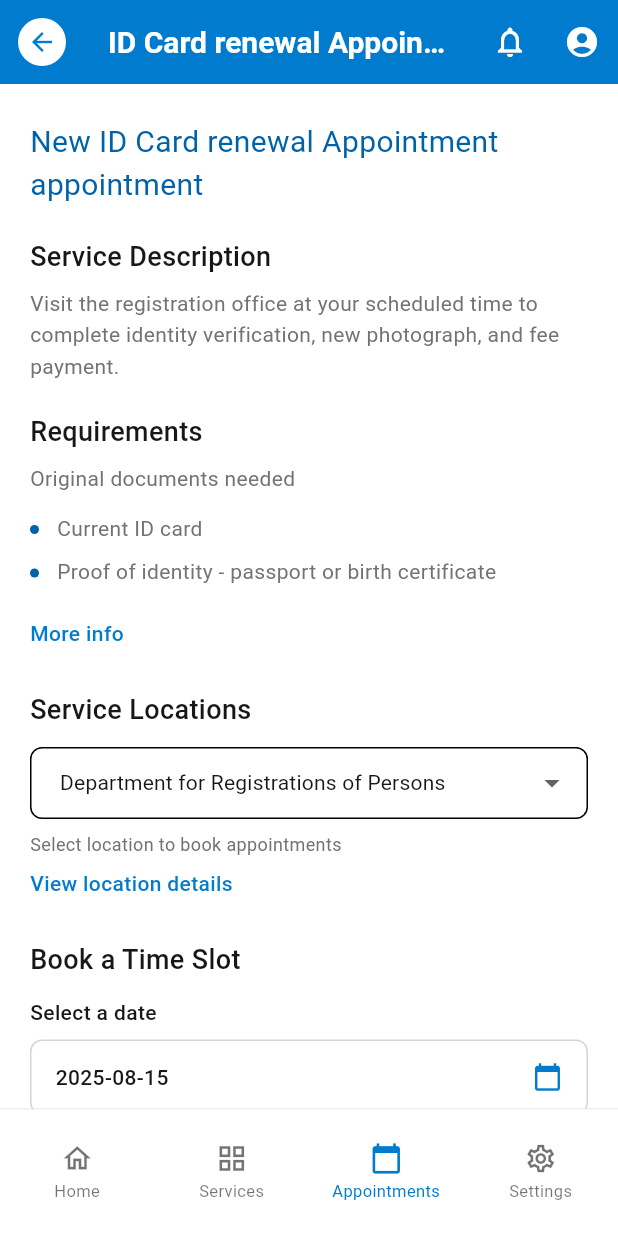
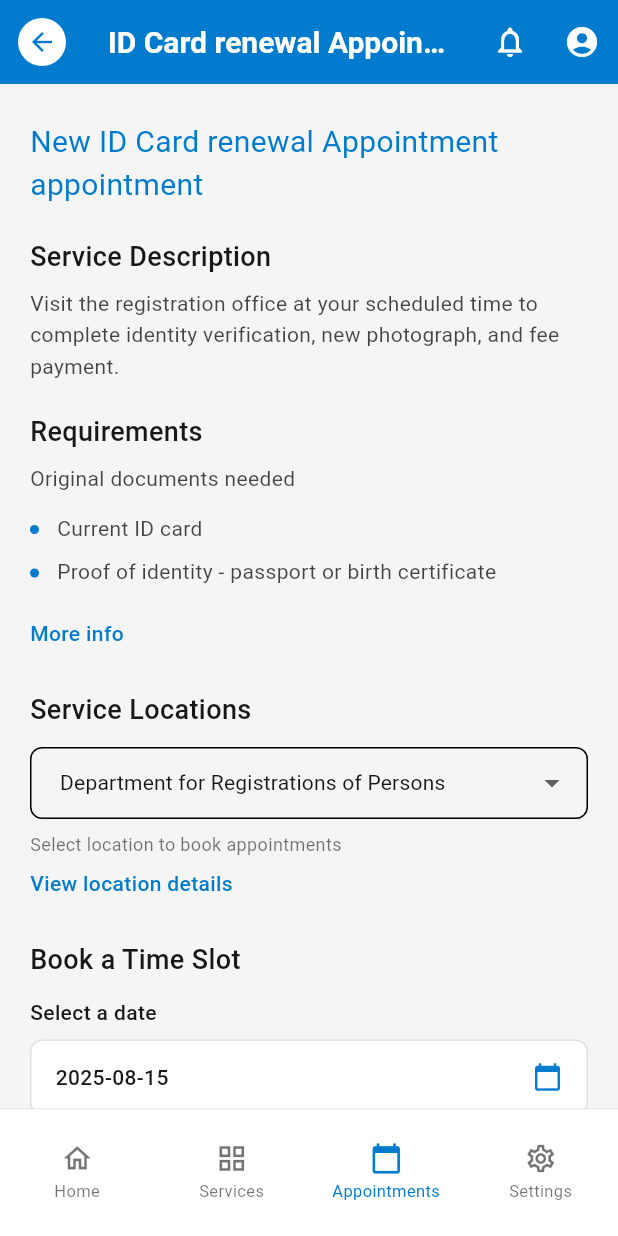
Before and after one commit to TeamSudoForge/SudoForge_GovConnect, a Flutter app: the AppointmentUpdateScreen screen opened by its route, on a phone screen of 412 x 824 dp. Run offline on Flutter 3.47's test engine with Material 3 defaults, Android fonts, the phone set to English and light mode, and no system bars; our stand-ins replace dio, flutter_map, flutter_remix, flutter_secure_storage, go_router, image_picker and 5 more; missing offline and left inert: mobile_scanner, passkeys, passkeys_platform_interface; accounts and stored records are empty; network calls fail.

Commit message:
feat: update UI to use theme colors in appointment details and update screens

```diff
--- a/frontend/lib/src/presentation/screens/appointment_update_screen.dart
+++ b/frontend/lib/src/presentation/screens/appointment_update_screen.dart
@@ -1,6 +1,5 @@
 import 'package:flutter/material.dart';
 import 'package:gov_connect/src/presentation/widgets/common_app_bar.dart';
-import '../../core/theme/theme_config.dart';
 import '../../core/theme/text_style_helper.dart';
 import '../../core/models/appointment_models.dart';
 import '../widgets/bottom_navigation_widget.dart';
@@ -68,8 +67,9 @@ class _AppointmentUpdateScreenState extends State<AppointmentUpdateScreen> {
   @override
   Widget build(BuildContext context) {
     final styles = TextStyleHelper.instance;
+    final theme = Theme.of(context);
     return Scaffold(
-      backgroundColor: AppColors.whiteCustom,
+      backgroundColor: theme.scaffoldBackgroundColor,
       appBar: CommonAppBar(
         title: widget.appointment.serviceTitle.replaceAll('\n', ' '),
         showNotifications: true,
@@ -83,22 +83,38 @@ class _AppointmentUpdateScreenState extends State<AppointmentUpdateScreen> {
             Text(
               "New ${widget.appointment.serviceTitle.replaceAll('\n', ' ')} appointment",
               style: styles.headline20Regular.copyWith(
-                color: AppColors.colorFF0062,
+                color: theme.primaryColor,
               ),
             ),
             const SizedBox(height: 20),
-            Text('Service Description', style: styles.title18Medium),
+            Text(
+              'Service Description',
+              style: styles.title18Medium.copyWith(
+                color: theme.colorScheme.onSurface,
+              ),
+            ),
             const SizedBox(height: 8),
             Text(
               widget.appointment.serviceDescription,
-              style: styles.body14.copyWith(height: 1.5),
+              style: styles.body14.copyWith(
+                height: 1.5,
+                color: theme.colorScheme.onSurface.withOpacity(0.8),
+              ),
             ),
             const SizedBox(height: 20),
-            Text('Requirements', style: styles.title18Medium),
+            Text(
+              'Requirements',
+              style: styles.title18Medium.copyWith(
+                color: theme.colorScheme.onSurface,
+              ),
+            ),
             const SizedBox(height: 8),
             Text(
               'Original documents needed',
-              style: styles.body14.copyWith(height: 1.5),
+              style: styles.body14.copyWith(
+                height: 1.5,
+                color: theme.colorScheme.onSurface.withOpacity(0.8),
+              ),
             ),
             const SizedBox(height: 12),
             ...widget.appointment.requiredDocuments.map(
@@ -111,8 +127,8 @@ class _AppointmentUpdateScreenState extends State<AppointmentUpdateScreen> {
                       margin: const EdgeInsets.only(top: 8),
                       width: 6,
                       height: 6,
-                      decoration: const BoxDecoration(
-                        color: AppColors.colorFF0062,
+                      decoration: BoxDecoration(
+                        color: theme.primaryColor,
                         shape: BoxShape.circle,
                       ),
                     ),
@@ -120,7 +136,10 @@ class _AppointmentUpdateScreenState extends State<AppointmentUpdateScreen> {
                     Expanded(
                       child: Text(
                         document,
-                        style: styles.body14.copyWith(height: 1.5),
+                        style: styles.body14.copyWith(
+                          height: 1.5,
+                          color: theme.colorScheme.onSurface.withOpacity(0.8),
+                        ),
                       ),
                     ),
                   ],
@@ -132,13 +151,16 @@ class _AppointmentUpdateScreenState extends State<AppointmentUpdateScreen> {
               onTap: () {},
               child: Text(
                 'More info',
-                style: styles.body14Medium.copyWith(
-                  color: AppColors.colorFF007B,
-                ),
+                style: styles.body14Medium.copyWith(color: theme.primaryColor),
               ),
             ),
             const SizedBox(height: 28),
-            Text('Service Locations', style: styles.title18Medium),
+            Text(
+              'Service Locations',
+              style: styles.title18Medium.copyWith(
+                color: theme.colorScheme.onSurface,
+              ),
+            ),
             const SizedBox(height: 12),
             DropdownButtonFormField<String>(
               value: locations.contains(selectedLocation)
@@ -162,7 +184,10 @@ class _AppointmentUpdateScreenState extends State<AppointmentUpdateScreen> {
               decoration: InputDecoration(
                 border: OutlineInputBorder(
                   borderRadius: BorderRadius.circular(8),
-                  borderSide: const BorderSide(color: AppColors.colorFFD4D4),
+                  borderSide: BorderSide(
+                    color:
+                        theme.dividerTheme.color ?? theme.colorScheme.outline,
+                  ),
                 ),
                 contentPadding: const EdgeInsets.symmetric(
                   horizontal: 16,
@@ -173,31 +198,44 @@ class _AppointmentUpdateScreenState extends State<AppointmentUpdateScreen> {
             const SizedBox(height: 8),
             Text(
               'Select location to book appointments',
-              style: styles.body12.copyWith(color: AppColors.colorFF7373),
+              style: styles.body12.copyWith(
+                color: theme.colorScheme.onSurface.withOpacity(0.6),
+              ),
             ),
             const SizedBox(height: 8),
             GestureDetector(
               onTap: () {},
               child: Text(
                 'View location details',
-                style: styles.body14Medium.copyWith(
-                  color: AppColors.colorFF007B,
-                ),
+                style: styles.body14Medium.copyWith(color: theme.primaryColor),
               ),
             ),
             const SizedBox(height: 28),
-            Text('Book a Time Slot', style: styles.title18Medium),
+            Text(
+              'Book a Time Slot',
+              style: styles.title18Medium.copyWith(
+                color: theme.colorScheme.onSurface,
+              ),
+            ),
             const SizedBox(height: 12),
-            Text('Select a date', style: styles.body14Medium),
+            Text(
+              'Select a date',
+              style: styles.body14Medium.copyWith(
+                color: theme.colorScheme.onSurface,
+              ),
+            ),
             const SizedBox(height: 8),
             GestureDetector(
               onTap: _pickDate,
               child: Container(
                 height: 50,
                 decoration: BoxDecoration(
-                  border: Border.all(color: AppColors.colorFFD4D4),
+                  border: Border.all(
+                    color:
+                        theme.dividerTheme.color ?? theme.colorScheme.outline,
+                  ),
                   borderRadius: BorderRadius.circular(8),
-                  color: AppColors.whiteCustom,
+                  color: theme.colorScheme.surface,
                 ),
                 alignment: Alignment.centerLeft,
                 padding: const EdgeInsets.symmetric(horizontal: 16),
@@ -206,19 +244,26 @@ class _AppointmentUpdateScreenState extends State<AppointmentUpdateScreen> {
                   children: [
                     Text(
                       "${selectedDate.year}-${selectedDate.month.toString().padLeft(2, '0')}-${selectedDate.day.toString().padLeft(2, '0')}",
-                      style: styles.body14Medium,
+                      style: styles.body14Medium.copyWith(
+                        color: theme.colorScheme.onSurface,
+                      ),
                     ),
-                    const Icon(
+                    Icon(
                       Icons.calendar_today,
                       size: 20,
-                      color: AppColors.colorFF007B,
+                      color: theme.primaryColor,
                     ),
                   ],
                 ),
               ),
             ),
             const SizedBox(height: 20),
-            Text('Select a time slot', style: styles.body14Medium),
+            Text(
+              'Select a time slot',
+              style: styles.body14Medium.copyWith(
+                color: theme.colorScheme.onSurface,
+              ),
+            ),
             const SizedBox(height: 12),
             Wrap(
               spacing: 12,
@@ -239,20 +284,21 @@ class _AppointmentUpdateScreenState extends State<AppointmentUpdateScreen> {
                     decoration: BoxDecoration(
                       border: Border.all(
                         color: isSelected
-                            ? AppColors.colorFF007B
-                            : AppColors.colorFFD4D4,
+                            ? theme.primaryColor
+                            : (theme.dividerTheme.color ??
+                                  theme.colorScheme.outline),
                       ),
                       color: isSelected
-                          ? AppColors.colorFF007B.withOpacity(0.08)
-                          : AppColors.whiteCustom,
+                          ? theme.primaryColor.withOpacity(0.08)
+                          : theme.colorScheme.surface,
                       borderRadius: BorderRadius.circular(8),
                     ),
                     child: Text(
                       slot,
                       style: styles.body14Medium.copyWith(
                         color: isSelected
-                            ? AppColors.colorFF007B
-                            : AppColors.colorFF0062,
+                            ? theme.primaryColor
+                            : theme.colorScheme.onSurface,
                       ),
                     ),
                   ),
@@ -268,8 +314,8 @@ class _AppointmentUpdateScreenState extends State<AppointmentUpdateScreen> {
               child: ElevatedButton(
                 onPressed: () {},
                 style: ElevatedButton.styleFrom(
-                  backgroundColor: AppColors.colorFF007B,
-                  foregroundColor: AppColors.whiteCustom,
+                  backgroundColor: theme.primaryColor,
+                  foregroundColor: theme.colorScheme.onPrimary,
                   shape: RoundedRectangleBorder(
                     borderRadius: BorderRadius.circular(8),
                   ),
@@ -278,7 +324,7 @@ class _AppointmentUpdateScreenState extends State<AppointmentUpdateScreen> {
                 child: Text(
                   'Continue',
                   style: styles.title16Medium.copyWith(
-                    color: AppColors.whiteCustom,
+                    color: theme.colorScheme.onPrimary,
                   ),
                 ),
               ),
--- a/frontend/lib/src/presentation/screens/profile_screen.dart
+++ b/frontend/lib/src/presentation/screens/profile_screen.dart
@@ -1,5 +1,6 @@
 import 'package:flutter/material.dart';
 import 'package:go_router/go_router.dart';
+import 'package:gov_connect/src/presentation/widgets/bottom_navigation_widget.dart';
 import 'package:provider/provider.dart';
 import '../../core/app_export.dart';
 import '../widgets/custom_button.dart';
@@ -38,6 +39,9 @@ class ProfileScreen extends StatelessWidget {
             ),
           );
         },
+      ),
+      bottomNavigationBar: const BottomNavigationWidget(
+        currentItem: BottomNavItem.home,
       ),
     );
   }
--- a/frontend/lib/src/presentation/widgets/bottom_navigation_widget.dart
+++ b/frontend/lib/src/presentation/widgets/bottom_navigation_widget.dart
@@ -12,15 +12,13 @@ enum BottomNavItem {
     icon: Icons.grid_view_outlined,
     activeIcon: Icons.grid_view,
     label: 'Services',
-    route:
-        '/services', // TODO: Update with actual services route when implemented
+    route: '/services', // TODO: Update with actual route
   ),
   appointments(
     icon: Icons.calendar_today_outlined,
     activeIcon: Icons.calendar_today,
     label: 'Appointments',
-    route:
-        '/appointments', // TODO: Update with actual appointments route when implemented
+    route: '/appointments',
   ),
   settings(
     icon: Icons.settings_outlined,
@@ -57,7 +55,7 @@ class BottomNavigationWidget extends StatelessWidget {
     final theme = Theme.of(context);
 
     return Container(
-      height: 85, // Increased height slightly
+      height: 85,
       decoration: BoxDecoration(
         color: theme.colorScheme.surface,
         border: Border(
@@ -90,40 +88,35 @@ class BottomNavigationWidget extends StatelessWidget {
     required ThemeData theme,
   }) {
     return Expanded(
-      // Wrap in Expanded to distribute space evenly
       child: InkWell(
         onTap: onTap,
         borderRadius: BorderRadius.circular(8),
         child: Container(
-          padding: const EdgeInsets.symmetric(
-            vertical: 6,
-            horizontal: 4,
-          ), // Reduced padding
+          padding: const EdgeInsets.symmetric(vertical: 6, horizontal: 4),
           child: Column(
             mainAxisSize: MainAxisSize.min,
-            mainAxisAlignment: MainAxisAlignment.center, // Center the content
+            mainAxisAlignment: MainAxisAlignment.center,
             children: [
               Icon(
                 icon,
-                size: 22, // Slightly smaller icon
+                size: 22,
                 color: isSelected
                     ? theme.primaryColor
                     : theme.colorScheme.onSurface.withOpacity(0.6),
               ),
-              const SizedBox(height: 3), // Reduced spacing
+              const SizedBox(height: 3),
               Flexible(
-                // Allow text to shrink if needed
                 child: Text(
                   label,
                   style: TextStyle(
-                    fontSize: 11, // Slightly smaller font
+                    fontSize: 11,
                     fontWeight: FontWeight.w400,
                     color: isSelected
                         ? theme.primaryColor
                         : theme.colorScheme.onSurface.withOpacity(0.6),
                   ),
                   textAlign: TextAlign.center,
-                  overflow: TextOverflow.ellipsis, // Handle long text
+                  overflow: TextOverflow.ellipsis,
                   maxLines: 1,
                 ),
               ),
@@ -135,33 +128,27 @@ class BottomNavigationWidget extends StatelessWidget {
   }
 
   void _handleItemTap(BuildContext context, BottomNavItem item) {
-    // If a custom onItemTapped is provided, use it
+    // Use custom callback if provided
     if (onItemTapped != null) {
       onItemTapped!(item);
       return;
     }
 
-    // Default navigation behavior
-    final currentLocation = GoRouterState.of(context).matchedLocation;
-
-    // Don't navigate if already on the target route
-    if (currentLocation == item.route) {
-      return;
-    }
+    // Default navigation using GoRouter
+    final router = GoRouter.of(context);
 
     switch (item) {
       case BottomNavItem.home:
-        context.go('/home');
+        router.go('/home');
         break;
       case BottomNavItem.services:
-        // TODO: Implement services navigation when route is available
         _showNotImplementedMessage(context, 'Services');
         break;
       case BottomNavItem.appointments:
-        context.go('/appointments');
+        router.go('/appointments');
         break;
       case BottomNavItem.settings:
-        context.go('/home/settings');
+        router.go('/home/settings');
         break;
     }
   }
```
Also changed, not shown: frontend/lib/src/presentation/screens/appointment_details.dart (+74 -38 lines), frontend/lib/src/presentation/screens/home_screen.dart (+0 -8 lines), frontend/lib/src/presentation/widgets/appointment_card.dart (+15 -9 lines).
